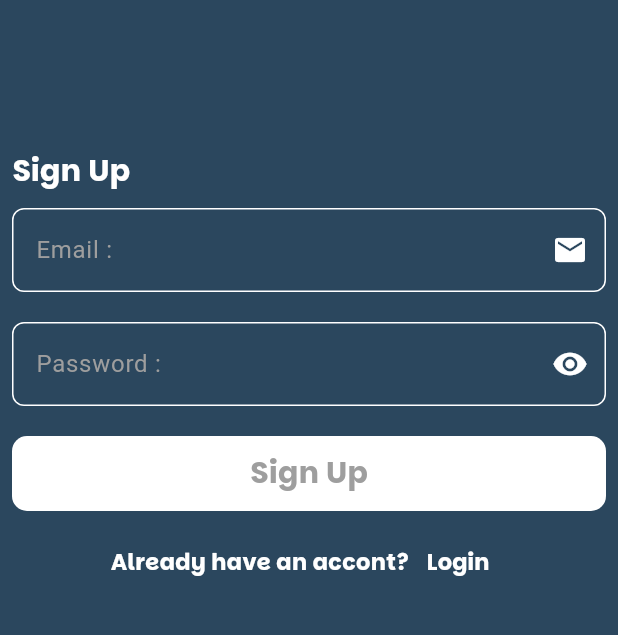
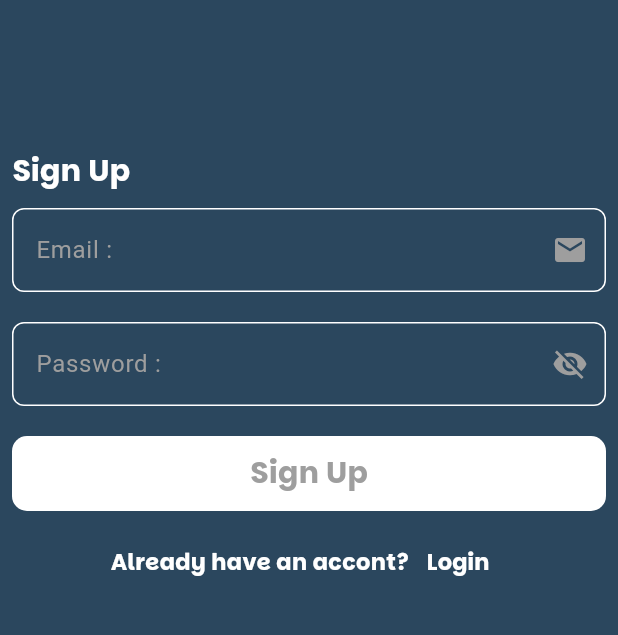
Before and after one commit to Alaanaser714/Chat-App, a Flutter app: the screen it shows after launch, after a tap on "Login", after a tap on "Sign Up", on a phone screen of 412 x 824 dp, the part 338-973 px from its top. Run offline on Flutter 3.47's test engine with Material 3 defaults, Android fonts, the phone set to English and light mode, and no system bars; drawn by our look-alikes of modal_progress_hud_nsn; our stand-ins replace cloud_firestore, firebase_auth, firebase_core; accounts and stored records are empty.

Commit message:
last commit

```diff
--- a/lib/view/screens/login_screen.dart
+++ b/lib/view/screens/login_screen.dart
@@ -6,13 +6,12 @@ import 'package:firebase_auth/firebase_auth.dart';
 import 'package:flutter/material.dart';
 import 'package:modal_progress_hud_nsn/modal_progress_hud_nsn.dart';
 
+import 'chat_screen.dart';
 import 'widgets/custom_button.dart';
 import 'widgets/custom_text_form_field.dart';
 
 class LoginScreen extends StatefulWidget {
-  LoginScreen({
-    super.key,
-  });
+  const LoginScreen({super.key});
 
   @override
   State<LoginScreen> createState() => _LoginScreenState();
@@ -76,27 +75,21 @@ class _LoginScreenState extends State<LoginScreen> {
                   ],
                 ),
                 CustomFormTextField(
+                  suffixIcon: Icon(
+                    Icons.email,
+                    color: Colors.grey,
+                  ),
                   onChanged: (data) {
                     emailLogin = data;
                   },
                   hintText: 'Email :',
-                  suffixIcon: Icon(
-                    Icons.email,
-                    color: Colors.white,
-                  ),
                 ),
                 CustomFormTextField(
+                  isPassword: true,
                   onChanged: (data) {
                     passwordLogin = data;
                   },
                   hintText: 'Password :',
-                  suffixIcon: IconButton(
-                    onPressed: () {},
-                    color: Colors.white,
-                    icon: Icon(
-                      Icons.visibility,
-                    ),
-                  ),
                 ),
                 SizedBox(
                   height: 10,
@@ -119,6 +112,13 @@ class _LoginScreenState extends State<LoginScreen> {
                           message: "Welcome! ${credential.user!.email}",
                           backgroundColor: Colors.green,
                         );
+                        Navigator.pushReplacement(
+                            context,
+                            MaterialPageRoute(
+                                settings: RouteSettings(
+                                  arguments: emailLogin,
+                                ),
+                                builder: (context) => ChatScreen()));
                       } on FirebaseAuthException catch (e) {
                         if (e.code == 'user-not-found') {
                           MethodApp.showSnakBar(
@@ -126,19 +126,6 @@ class _LoginScreenState extends State<LoginScreen> {
                             message:
                                 "This email is not registered. Please sign up first.",
                             backgroundColor: Colors.red,
-                          );
-                        } else if (e.code == 'wrong-password') {
-                          MethodApp.showSnakBar(
-                            context: context,
-                            message: "Incorrect password. Please try again.",
-                            backgroundColor: Colors.red,
-                          );
-                        } else if (e.code == 'invalid-email') {
-                          MethodApp.showSnakBar(
-                            context: context,
-                            message:
-                                "The email format is invalid. Please check your input.",
-                            backgroundColor: Colors.orange,
                           );
                         } else {
                           MethodApp.showSnakBar(
--- a/lib/view/screens/register_screen.dart
+++ b/lib/view/screens/register_screen.dart
@@ -80,24 +80,15 @@ class _RegisterScreenState extends State<RegisterScreen> {
                   ],
                 ),
                 CustomFormTextField(
+                  suffixIcon: Icon(Icons.email,color: Colors.grey,),
                   hintText: 'Email :',
-                  suffixIcon: Icon(
-                    Icons.email,
-                    color: Colors.white,
-                  ),
                   onChanged: (data) {
                     widget.email = data;
                   },
                 ),
                 CustomFormTextField(
+                    isPassword: true,
                     hintText: 'Password :',
-                    suffixIcon: IconButton(
-                      onPressed: () {},
-                      color: Colors.white,
-                      icon: Icon(
-                        Icons.visibility,
-                      ),
-                    ),
                     onChanged: (data) {
                       widget.password = data;
                     }),
--- a/lib/view/screens/widgets/custom_text_form_field.dart
+++ b/lib/view/screens/widgets/custom_text_form_field.dart
@@ -1,32 +1,50 @@
+// ignore_for_file: must_be_immutable
+
 import 'package:flutter/material.dart';
 
-class CustomFormTextField extends StatelessWidget {
-  const CustomFormTextField({
+class CustomFormTextField extends StatefulWidget {
+  CustomFormTextField({
     super.key,
+    this.suffixIcon,
+    this.isPassword = false,
     required this.hintText,
-    required this.suffixIcon,
     this.onChanged,
     this.controller,
   });
 
+  final Widget? suffixIcon;
+  final bool isPassword;
+
   final String hintText;
-  final Widget suffixIcon;
   final void Function(String)? onChanged;
- final TextEditingController? controller ;
+  final TextEditingController? controller;
+
+  @override
+  State<CustomFormTextField> createState() => _CustomFormTextFieldState();
+}
+
+class _CustomFormTextFieldState extends State<CustomFormTextField> {
+  bool isObscured = true;
+  @override
+  void initState() {
+    super.initState();
+    isObscured = widget.isPassword;
+  }
 
   @override
   Widget build(BuildContext context) {
     return Padding(
       padding: const EdgeInsets.symmetric(vertical: 10),
       child: TextFormField(
-        controller:controller ,
+        obscureText: widget.isPassword ? isObscured : false,
+        controller: widget.controller,
         validator: (value) {
           if (value!.isEmpty) {
             return "The field is required";
           }
           return null;
         },
-        onChanged: onChanged,
+        onChanged: widget.onChanged,
         decoration: InputDecoration(
           border: OutlineInputBorder(
             borderRadius: BorderRadius.circular(8),
@@ -34,11 +52,23 @@ class CustomFormTextField extends StatelessWidget {
               color: Colors.green,
             ),
           ),
-          hintText: hintText,
+          hintText: widget.hintText,
           hintStyle: const TextStyle(
             color: Colors.grey,
           ),
-          suffixIcon: suffixIcon,
+          suffixIcon: widget.isPassword
+              ? IconButton(
+                  icon: Icon(
+                    isObscured ? Icons.visibility_off : Icons.visibility,
+                    color: Colors.grey,
+                  ),
+                  onPressed: () {
+                    setState(() {
+                      isObscured = !isObscured;
+                    });
+                  },
+                )
+              : widget.suffixIcon,
           focusedBorder: OutlineInputBorder(
             borderRadius: BorderRadius.circular(8),
             borderSide: const BorderSide(
--- a/pubspec.yaml
+++ b/pubspec.yaml
@@ -38,6 +38,7 @@ dependencies:
   firebase_core: ^3.8.1
   firebase_auth: ^5.3.4
   modal_progress_hud_nsn: ^0.5.1
+  cloud_firestore: ^5.5.1
 
 dev_dependencies:
   flutter_test:
```
Also changed, not shown: lib/main.dart (+6 -3 lines), lib/models/messages_model.dart (added, +16 -0 lines), lib/view/screens/chat_screen.dart (added, +104 -0 lines), lib/view/screens/widgets/chat_container.dart (added, +84 -0 lines), pubspec.lock, 3 other files.
